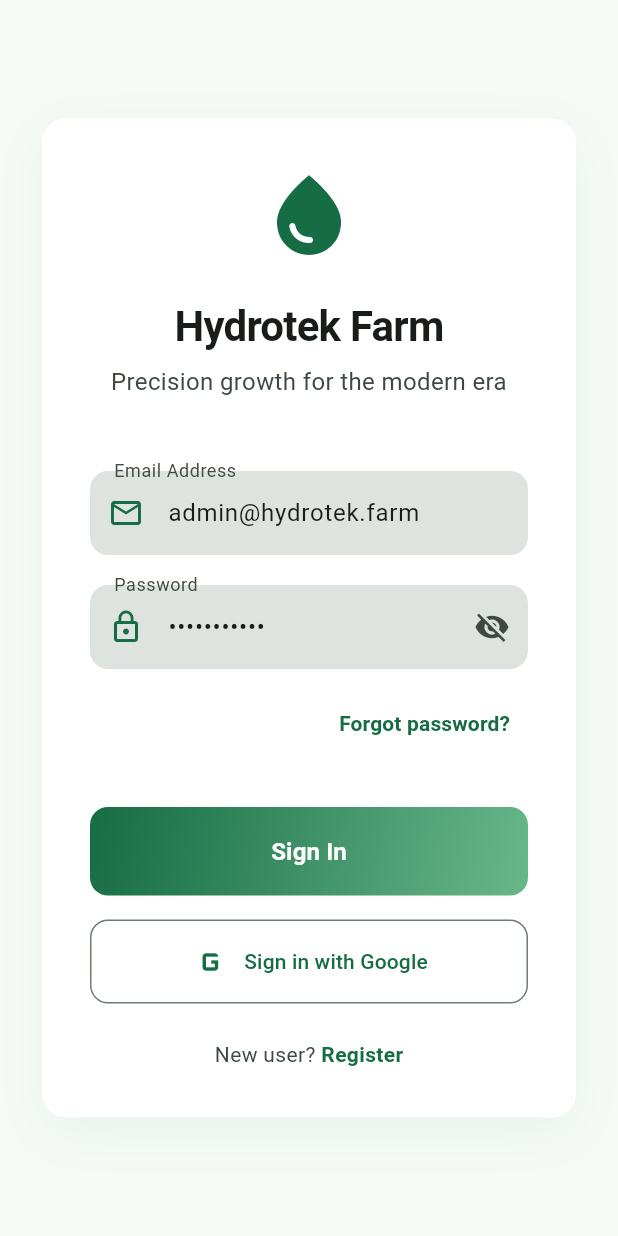
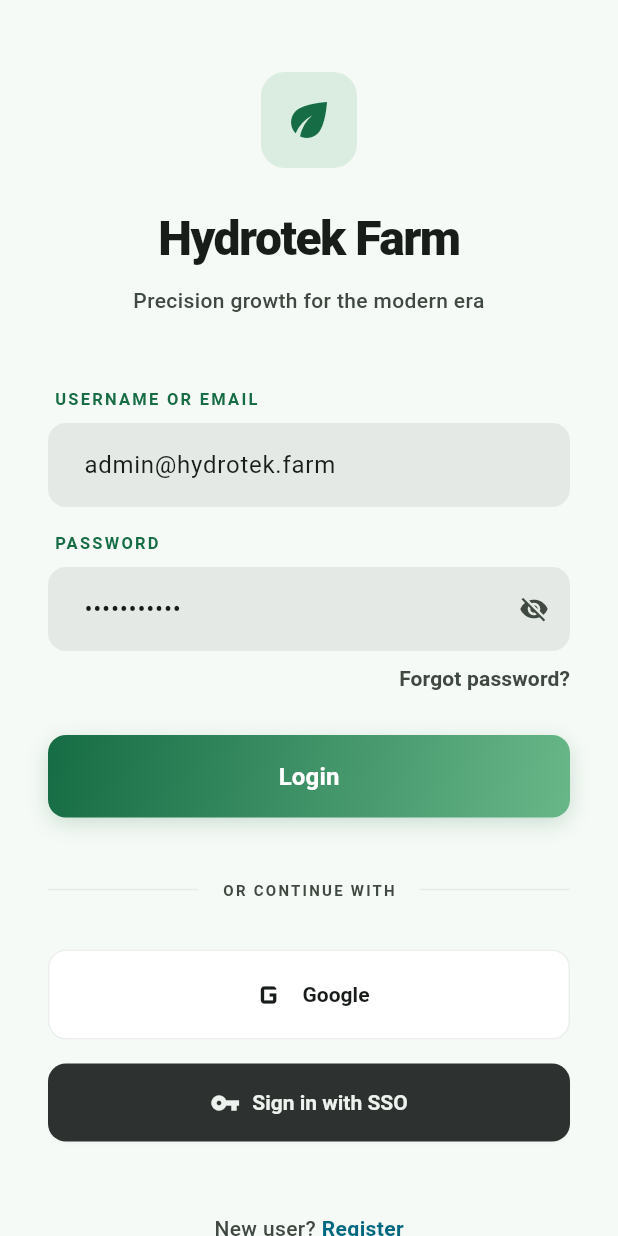
Before and after one commit to HydroTekFarm2023/UpdatedApp, a Flutter app: the screen it shows after launch, on a phone screen of 412 x 824 dp. Run offline on Flutter 3.47's test engine with Material 3 defaults, Android fonts, the phone set to English and light mode, and no system bars; missing offline and left inert: amplify_auth_cognito, amplify_flutter, amplify_storage_s3.

Commit message:
style: sync login screen UI with Stitch Digital Greenhouse design

```diff
--- a/hydrotek_flutter/lib/screens/login_screen.dart
+++ b/hydrotek_flutter/lib/screens/login_screen.dart
@@ -17,44 +17,43 @@ class _LoginScreenState extends State<LoginScreen> {
   @override
   Widget build(BuildContext context) {
     final colorScheme = Theme.of(context).colorScheme;
-    final isDark = colorScheme.brightness == Brightness.dark;
 
     return Scaffold(
       backgroundColor: colorScheme.surface,
       body: Center(
         child: SingleChildScrollView(
-          padding: const EdgeInsets.symmetric(horizontal: 28.0, vertical: 48.0),
+          padding: const EdgeInsets.symmetric(horizontal: 32.0, vertical: 48.0),
           child: Container(
-            constraints: const BoxConstraints(maxWidth: 420),
-            padding: const EdgeInsets.all(32.0),
-            decoration: BoxDecoration(
-              color: isDark ? colorScheme.surface : Colors.white,
-              borderRadius: BorderRadius.circular(16),
-              boxShadow: isDark ? [] : const [
-                BoxShadow(
-                  color: Color(0x0F166C44),
-                  blurRadius: 30,
-                  offset: Offset(0, 10),
-                )
-              ],
-            ),
+            constraints: const BoxConstraints(maxWidth: 390),
             child: Column(
               mainAxisSize: MainAxisSize.min,
               crossAxisAlignment: CrossAxisAlignment.stretch,
               children: [
-                Icon(
-                  Icons.water_drop,
-                  size: 64,
+                // Logo Section
+                Column(
+                  children: [
+                    Container(
+                      width: 64,
+                      height: 64,
+                      decoration: BoxDecoration(
+                        color: colorScheme.primaryContainer.withOpacity(0.2),
+                        borderRadius: BorderRadius.circular(16),
+                      ),
+                      child: Icon(
+                        Icons.eco,
+                        size: 36,
                         color: colorScheme.primary,
+                      ),
                     ),
                     const SizedBox(height: 24),
                     Text(
                       'Hydrotek Farm',
                       textAlign: TextAlign.center,
-                  style: Theme.of(context).textTheme.headlineMedium?.copyWith(
-                    fontWeight: FontWeight.bold,
+                      style: TextStyle(
+                        fontSize: 32,
+                        fontWeight: FontWeight.w900,
                         color: colorScheme.onSurface,
-                    letterSpacing: -0.5,
+                        letterSpacing: -1,
                       ),
                     ),
                     const SizedBox(height: 8),
@@ -62,37 +61,49 @@ class _LoginScreenState extends State<LoginScreen> {
                       'Precision growth for the modern era',
                       textAlign: TextAlign.center,
                       style: TextStyle(
-                    fontSize: 16,
+                        fontSize: 14,
+                        fontWeight: FontWeight.w500,
                         color: colorScheme.onSurfaceVariant,
                       ),
                     ),
+                  ],
+                ),
                 const SizedBox(height: 48),
+
+                // Login Form Group
                 _buildTextField(
                   controller: _emailController,
-                  label: 'Email Address',
-                  icon: Icons.email_outlined,
+                  label: 'Username or Email',
+                  hint: 'name@farm.com',
                   colorScheme: colorScheme,
                 ),
-                const SizedBox(height: 20),
+                const SizedBox(height: 16),
                 _buildTextField(
                   controller: _passwordController,
                   label: 'Password',
-                  icon: Icons.lock_outline,
+                  hint: '••••••••',
                   isPassword: true,
                   colorScheme: colorScheme,
                 ),
-                const SizedBox(height: 12),
+                const SizedBox(height: 8),
                 Align(
                   alignment: Alignment.centerRight,
                   child: TextButton(
                     onPressed: () {},
+                    style: TextButton.styleFrom(
+                      padding: EdgeInsets.zero,
+                      minimumSize: const Size(0, 0),
+                      tapTargetSize: MaterialTapTargetSize.shrinkWrap,
+                    ),
                     child: Text(
                       'Forgot password?',
-                      style: TextStyle(color: colorScheme.primary, fontWeight: FontWeight.bold),
+                      style: TextStyle(color: colorScheme.onSurfaceVariant, fontSize: 14, fontWeight: FontWeight.w600),
                     ),
                   ),
                 ),
-                const SizedBox(height: 32),
+                const SizedBox(height: 28),
+
+                // Primary Action
                 Container(
                   decoration: BoxDecoration(
                     borderRadius: BorderRadius.circular(12),
@@ -101,6 +112,13 @@ class _LoginScreenState extends State<LoginScreen> {
                       begin: Alignment.topLeft,
                       end: Alignment.bottomRight,
                     ),
+                    boxShadow: [
+                      BoxShadow(
+                        color: colorScheme.primary.withOpacity(0.2),
+                        blurRadius: 12,
+                        offset: const Offset(0, 4),
+                      )
+                    ],
                   ),
                   child: ElevatedButton(
                     onPressed: () async {
@@ -181,13 +199,13 @@ class _LoginScreenState extends State<LoginScreen> {
                     style: ElevatedButton.styleFrom(
                       backgroundColor: Colors.transparent,
                       shadowColor: Colors.transparent,
-                      padding: const EdgeInsets.symmetric(vertical: 18),
+                      padding: const EdgeInsets.symmetric(vertical: 16),
                       shape: RoundedRectangleBorder(
                         borderRadius: BorderRadius.circular(12),
                       ),
                     ),
                     child: const Text(
-                      'Sign In',
+                      'Login',
                       style: TextStyle(
                         fontSize: 16,
                         fontWeight: FontWeight.bold,
@@ -196,7 +214,30 @@ class _LoginScreenState extends State<LoginScreen> {
                     ),
                   ),
                 ),
-                const SizedBox(height: 16),
+                const SizedBox(height: 40),
+
+                // Divider
+                Row(
+                  children: [
+                    Expanded(child: Divider(color: colorScheme.outlineVariant.withOpacity(0.3))),
+                    Padding(
+                      padding: const EdgeInsets.symmetric(horizontal: 16),
+                      child: Text(
+                        'OR CONTINUE WITH',
+                        style: TextStyle(
+                          fontSize: 10,
+                          fontWeight: FontWeight.bold,
+                          color: colorScheme.onSurfaceVariant,
+                          letterSpacing: 1.5,
+                        ),
+                      ),
+                    ),
+                    Expanded(child: Divider(color: colorScheme.outlineVariant.withOpacity(0.3))),
+                  ],
+                ),
+                const SizedBox(height: 32),
+
+                // Social/SSO Group
                 OutlinedButton.icon(
                   onPressed: () async {
                     try {
@@ -216,21 +257,52 @@ class _LoginScreenState extends State<LoginScreen> {
                     }
                   },
                   icon: const Icon(Icons.g_mobiledata, size: 28),
-                  label: const Text('Sign in with Google'),
+                  label: const Text('Google'),
                   style: OutlinedButton.styleFrom(
-                    padding: const EdgeInsets.symmetric(vertical: 14),
+                    padding: const EdgeInsets.symmetric(vertical: 16),
+                    backgroundColor: Colors.white,
+                    foregroundColor: colorScheme.onSurface,
+                    side: BorderSide(color: colorScheme.outlineVariant.withOpacity(0.3)),
                     shape: RoundedRectangleBorder(
                       borderRadius: BorderRadius.circular(12),
                     ),
+                    textStyle: const TextStyle(fontSize: 14, fontWeight: FontWeight.bold),
                   ),
                 ),
-                const SizedBox(height: 24),
+                const SizedBox(height: 16),
+                ElevatedButton.icon(
+                  onPressed: () {},
+                  icon: Icon(Icons.vpn_key, size: 20, color: colorScheme.onInverseSurface),
+                  label: Text('Sign in with SSO', style: TextStyle(color: colorScheme.onInverseSurface)),
+                  style: ElevatedButton.styleFrom(
+                    padding: const EdgeInsets.symmetric(vertical: 16),
+                    backgroundColor: colorScheme.inverseSurface,
+                    shape: RoundedRectangleBorder(
+                      borderRadius: BorderRadius.circular(12),
+                    ),
+                    textStyle: const TextStyle(fontSize: 14, fontWeight: FontWeight.bold),
+                  ),
+                ),
+                const SizedBox(height: 48),
+
+                // Footer
                 Row(
                   mainAxisAlignment: MainAxisAlignment.center,
                   children: [
-                    Text('New user? ', style: TextStyle(color: colorScheme.onSurfaceVariant)),
-                    Text('Register', style: TextStyle(color: colorScheme.primary, fontWeight: FontWeight.bold)),
+                    Text('New user? ', style: TextStyle(color: colorScheme.onSurfaceVariant, fontSize: 14, fontWeight: FontWeight.w500)),
+                    Text('Register', style: TextStyle(color: colorScheme.secondary, fontSize: 14, fontWeight: FontWeight.bold)),
                   ],
+                ),
+                const SizedBox(height: 16),
+                Center(
+                  child: Container(
+                    width: 128,
+                    height: 4,
+                    decoration: BoxDecoration(
+                      color: colorScheme.onSurface.withOpacity(0.1),
+                      borderRadius: BorderRadius.circular(2),
+                    ),
+                  ),
                 ),
               ],
             ),
@@ -243,18 +315,37 @@ class _LoginScreenState extends State<LoginScreen> {
   Widget _buildTextField({
     required TextEditingController controller,
     required String label,
-    required IconData icon,
+    required String hint,
     bool isPassword = false,
     required ColorScheme colorScheme,
   }) {
-    return TextFormField(
+    // If surfaceContainerHigh is not available on the scheme we fallback
+    // We can just use the hex color from the design system
+    final fillColor = const Color(0xFFE5E9E5);
+
+    return Column(
+      crossAxisAlignment: CrossAxisAlignment.start,
+      children: [
+        Padding(
+          padding: const EdgeInsets.only(left: 4, bottom: 8),
+          child: Text(
+            label.toUpperCase(),
+            style: TextStyle(
+              fontSize: 11,
+              fontWeight: FontWeight.bold,
+              color: colorScheme.primary,
+              letterSpacing: 1.5,
+            ),
+          ),
+        ),
+        TextFormField(
           controller: controller,
           obscureText: isPassword && !_isPasswordVisible,
           decoration: InputDecoration(
-        labelText: label,
-        labelStyle: TextStyle(color: colorScheme.onSurfaceVariant),
+            hintText: hint,
+            hintStyle: TextStyle(color: colorScheme.onSurfaceVariant.withOpacity(0.5)),
             filled: true,
-        fillColor: colorScheme.surfaceContainerHighest,
+            fillColor: fillColor,
             border: OutlineInputBorder(
               borderRadius: BorderRadius.circular(12),
               borderSide: BorderSide.none,
@@ -267,12 +358,13 @@ class _LoginScreenState extends State<LoginScreen> {
               borderRadius: BorderRadius.circular(12),
               borderSide: BorderSide(color: colorScheme.primary.withOpacity(0.4), width: 2),
             ),
-        prefixIcon: Icon(icon, color: colorScheme.primary),
+            contentPadding: const EdgeInsets.symmetric(horizontal: 20, vertical: 16),
             suffixIcon: isPassword
                 ? IconButton(
                     icon: Icon(
                       _isPasswordVisible ? Icons.visibility : Icons.visibility_off,
                       color: colorScheme.onSurfaceVariant,
+                      size: 20,
                     ),
                     onPressed: () {
                       setState(() {
@@ -282,6 +374,8 @@ class _LoginScreenState extends State<LoginScreen> {
                   )
                 : null,
           ),
+        ),
+      ],
     );
   }
 }
```
Lines whose indentation alone changed are shown as unchanged.
